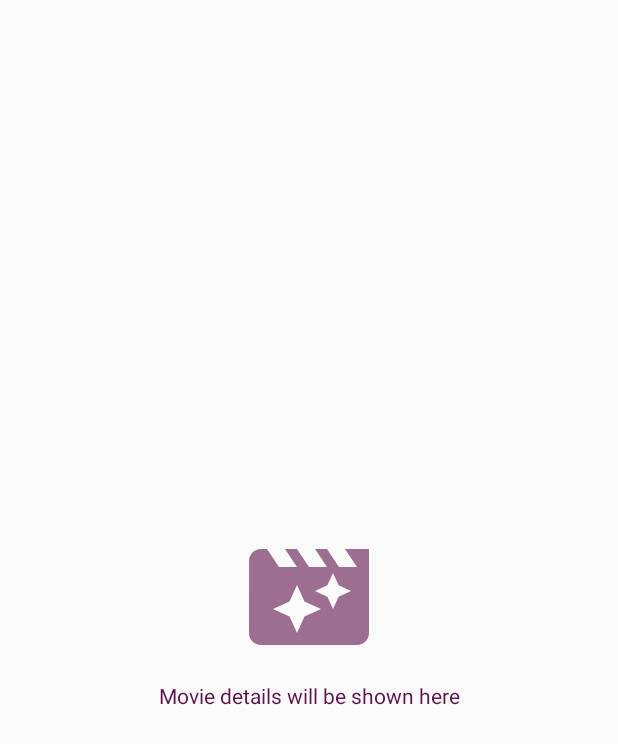
After one commit to manuelsagra/Filmica, an Android app: the layout layout_placeholder.xml on its own in the app's theme, with its tools: preview values and no code run, on a phone screen of 412 x 824 dp. The commit adds this screen. Shown: the top 744 px of the screen. Run offline under Robolectric (Android 15) with nearby library versions, the phone set to English and light mode, and no system bars; network calls fail.

Commit message:
Solution to problem 5 (Details placeholder)

```diff
--- /dev/null
+++ b/app/src/main/res/drawable/ic_filmica.xml
@@ -0,0 +1,5 @@
+<vector android:height="96dp" android:tint="#5D1049"
+    android:viewportHeight="24.0" android:viewportWidth="24.0"
+    android:width="96dp" xmlns:android="http://schemas.android.com/apk/res/android">
+    <path android:fillColor="#FF000000" android:pathData="M18,4l2,3h-3l-2,-3h-2l2,3h-3l-2,-3L8,4l2,3L7,7L5,4L4,4c-1.1,0 -1.99,0.9 -1.99,2L2,18c0,1.1 0.9,2 2,2h16c1.1,0 2,-0.9 2,-2L22,4h-4zM11.25,15.25L10,18l-1.25,-2.75L6,14l2.75,-1.25L10,10l1.25,2.75L14,14l-2.75,1.25zM16.94,11.94L16,14l-0.94,-2.06L13,11l2.06,-0.94L16,8l0.94,2.06L19,11l-2.06,0.94z"/>
+</vector>
--- a/app/src/main/res/layout/activity_films.xml
+++ b/app/src/main/res/layout/activity_films.xml
@@ -19,7 +19,6 @@
         android:background="@color/colorPrimary"
         app:itemTextColor="@android:color/white"
         app:itemIconTint="@android:color/white"
-        app:itemBackground="@color/colorPrimaryDark"
         app:menu="@menu/menu_navigation">
     </android.support.design.widget.BottomNavigationView>
 </LinearLayout>
--- a/app/src/main/res/layout/fragment_search.xml
+++ b/app/src/main/res/layout/fragment_search.xml
@@ -23,7 +23,8 @@
     <include layout="@layout/layout_noresults"></include>
     <include layout="@layout/layout_error"></include>
 
-    <android.support.v7.widget.RecyclerView android:id="@+id/listResults"
+    <android.support.v7.widget.RecyclerView
+        android:id="@+id/listResults"
         android:layout_width="match_parent"
         android:layout_height="match_parent"
         app:layoutManager="android.support.v7.widget.LinearLayoutManager"
--- /dev/null
+++ b/app/src/main/res/layout/layout_placeholder.xml
@@ -0,0 +1,27 @@
+<?xml version="1.0" encoding="utf-8"?>
+<LinearLayout
+    xmlns:android="http://schemas.android.com/apk/res/android"
+    xmlns:app="http://schemas.android.com/apk/res-auto"
+    android:id="@+id/layoutNoResults"
+    android:layout_width="match_parent"
+    android:layout_height="wrap_content"
+    android:layout_gravity="center"
+    android:gravity="center"
+    android:orientation="vertical"
+    android:padding="16dp">
+
+    <ImageView
+        android:layout_width="wrap_content"
+        android:layout_height="wrap_content"
+        app:srcCompat="@drawable/ic_filmica"
+        android:alpha="0.6"/>
+
+    <TextView
+        android:layout_width="match_parent"
+        android:layout_height="wrap_content"
+        android:text="@string/placeholder_text"
+        android:layout_marginTop="8dp"
+        android:textColor="@color/colorPrimary"
+        android:gravity="center" />
+
+</LinearLayout>
--- a/app/src/main/res/values/strings.xml
+++ b/app/src/main/res/values/strings.xml
@@ -17,4 +17,5 @@
     <string name="added_to_watchlist">Added to watchlist</string>
     <string name="removed_to_watchlist">Removed from watchlist</string>
     <string name="undo">Undo</string>
+    <string name="placeholder_text">Movie details will be shown here</string>
 </resources>
```
Also changed, not shown: app/src/main/java/com/manuelsagra/filmica/view/details/DetailsPlaceholderFragment.kt (added, +15 -0 lines), app/src/main/java/com/manuelsagra/filmica/view/films/FilmsActivity.kt (+6 -1 lines), app/src/main/java/com/manuelsagra/filmica/view/search/SearchFragment.kt (+16 -16 lines), app/src/main/java/com/manuelsagra/filmica/view/utils/FilmClickListener.kt (renamed from app/src/main/java/com/manuelsagra/filmica/view/utils/FilmClickFragment.kt).
